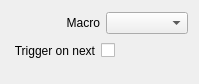
First picture: the form in src/Widgets/Inspector/Atem/InspectorAtemMacroWidget.ui, repository CasparCG/client, before the edit.
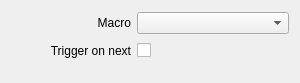
Second picture: the form after the edit.

Commit message: Simplify layout of inspector widgets

```diff
--- a/src/Widgets/Inspector/Atem/InspectorAtemMacroWidget.ui
+++ b/src/Widgets/Inspector/Atem/InspectorAtemMacroWidget.ui
@@ -6,8 +6,8 @@
    <rect>
     <x>0</x>
     <y>0</y>
-    <width>199</width>
-    <height>84</height>
+    <width>300</width>
+    <height>83</height>
    </rect>
   </property>
   <property name="sizePolicy">
@@ -16,75 +16,12 @@
     <verstretch>0</verstretch>
    </sizepolicy>
   </property>
-  <layout class="QVBoxLayout" name="verticalLayout">
-   <item>
-    <layout class="QHBoxLayout" name="horizontalLayoutName">
-     <item>
-      <spacer name="horizontalSpacerName">
-       <property name="orientation">
-        <enum>Qt::Horizontal</enum>
-       </property>
-       <property name="sizeType">
-        <enum>QSizePolicy::Fixed</enum>
-       </property>
-       <property name="sizeHint" stdset="0">
-        <size>
-         <width>55</width>
-         <height>20</height>
-        </size>
-       </property>
-      </spacer>
-     </item>
-     <item>
-      <widget class="QLabel" name="labelMacro">
-       <property name="text">
-        <string>Macro</string>
-       </property>
-       <property name="alignment">
-        <set>Qt::AlignRight|Qt::AlignTrailing|Qt::AlignVCenter</set>
-       </property>
-      </widget>
-     </item>
-     <item>
-      <widget class="QComboBox" name="comboBoxMacro">
-       <property name="sizePolicy">
-        <sizepolicy hsizetype="Expanding" vsizetype="Fixed">
-         <horstretch>0</horstretch>
-         <verstretch>0</verstretch>
-        </sizepolicy>
-       </property>
-      </widget>
-     </item>
-    </layout>
-   </item>
-   <item>
+  <layout class="QGridLayout" name="gridLayout">
+   <property name="bottomMargin">
+    <number>20</number>
+   </property>
+   <item row="1" column="1">
     <layout class="QHBoxLayout" name="horizontalLayoutTriggerOnNext">
-     <item>
-      <spacer name="horizontalSpacerTriggerOnNext1">
-       <property name="orientation">
-        <enum>Qt::Horizontal</enum>
-       </property>
-       <property name="sizeType">
-        <enum>QSizePolicy::Fixed</enum>
-       </property>
-       <property name="sizeHint" stdset="0">
-        <size>
-         <width>2</width>
-         <height>20</height>
-        </size>
-       </property>
-      </spacer>
-     </item>
-     <item>
-      <widget class="QLabel" name="labelTriggerOnNext">
-       <property name="text">
-        <string>Trigger on next</string>
-       </property>
-       <property name="alignment">
-        <set>Qt::AlignRight|Qt::AlignTrailing|Qt::AlignVCenter</set>
-       </property>
-      </widget>
-     </item>
      <item>
       <widget class="QCheckBox" name="checkBoxTriggerOnNext">
        <property name="layoutDirection">
@@ -110,21 +47,47 @@
      </item>
     </layout>
    </item>
-   <item>
-    <spacer name="verticalSpacerMacro">
-     <property name="orientation">
-      <enum>Qt::Vertical</enum>
+   <item row="1" column="0">
+    <widget class="QLabel" name="labelTriggerOnNext">
+     <property name="minimumSize">
+      <size>
+       <width>120</width>
+       <height>0</height>
+      </size>
      </property>
-     <property name="sizeType">
-      <enum>QSizePolicy::Fixed</enum>
+     <property name="text">
+      <string>Trigger on next</string>
      </property>
-     <property name="sizeHint" stdset="0">
+     <property name="alignment">
+      <set>Qt::AlignRight|Qt::AlignTrailing|Qt::AlignVCenter</set>
+     </property>
+    </widget>
+   </item>
+   <item row="0" column="1">
+    <widget class="QComboBox" name="comboBoxMacro">
+     <property name="sizePolicy">
+      <sizepolicy hsizetype="Expanding" vsizetype="Fixed">
+       <horstretch>0</horstretch>
+       <verstretch>0</verstretch>
+      </sizepolicy>
+     </property>
+    </widget>
+   </item>
+   <item row="0" column="0">
+    <widget class="QLabel" name="labelMacro">
+     <property name="minimumSize">
       <size>
-       <width>20</width>
-       <height>10</height>
+       <width>120</width>
+       <height>0</height>
       </size>
      </property>
-    </spacer>
+     <property name="text">
+      <string>Macro</string>
+     </property>
+     <property name="alignment">
+      <set>Qt::AlignRight|Qt::AlignTrailing|Qt::AlignVCenter</set>
+     </property>
+    </widget>
    </item>
   </layout>
  </widget>
```
Left out of the diff: 4 changed lines with no effect on the pictures. The commit also changes 58 other files.
